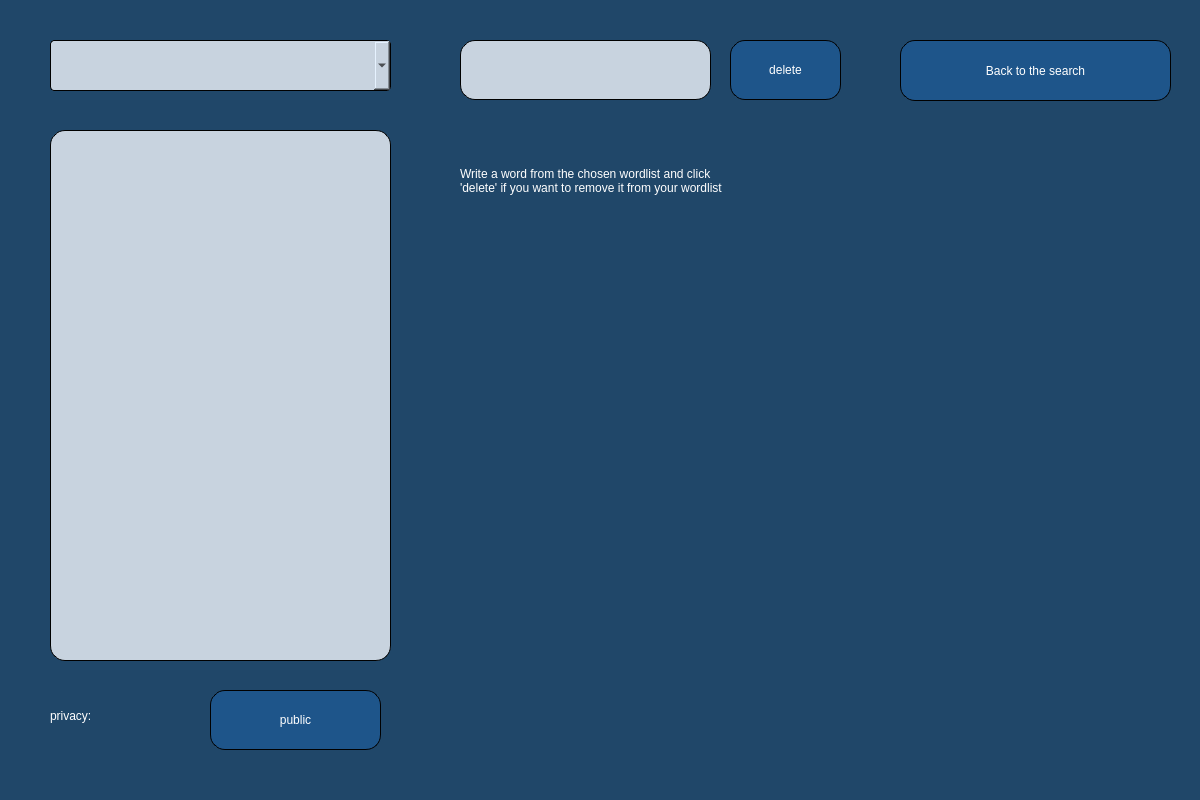
The window that WindowsGraphics/MyWordlistsWindow.ui (Skripkon/App-for-learning-English-LANGOD) describes before a commit, drawn with Qt 5.
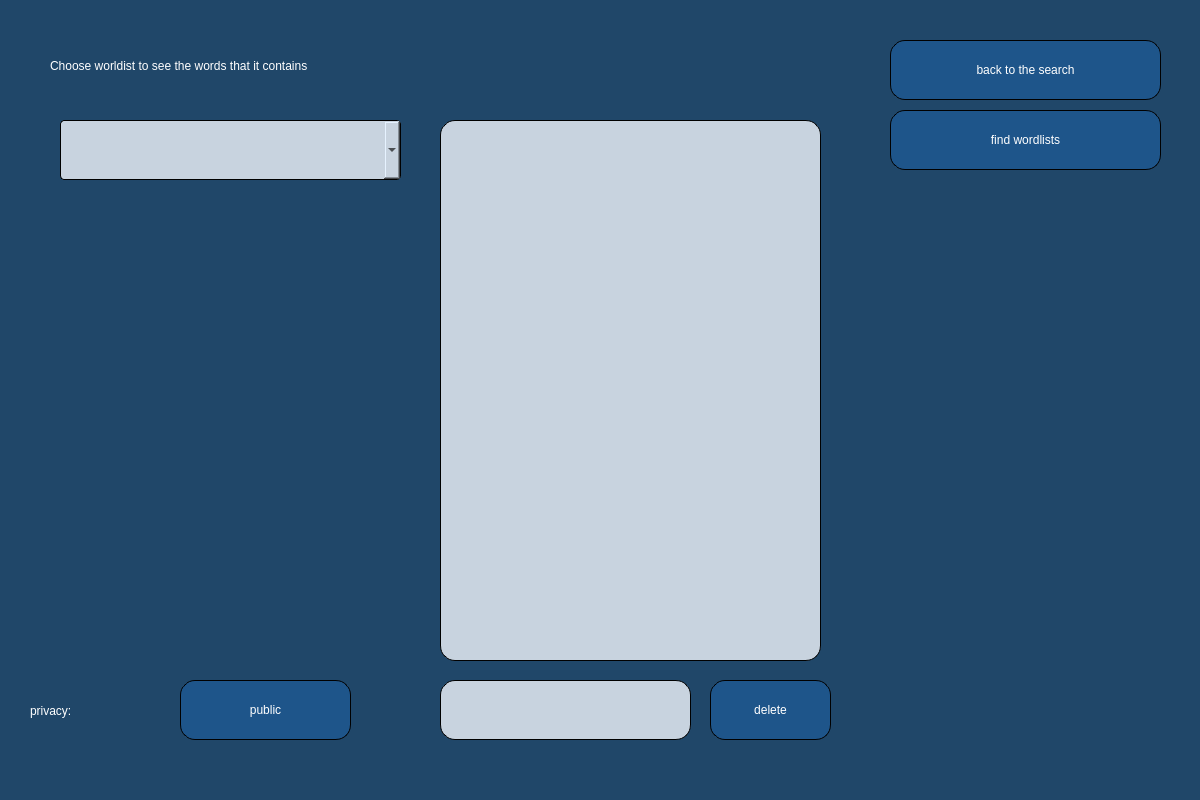
The same window after the commit.

Commit message: search for wordlists created by other users implemented

Diff of the .ui file:
```diff
--- a/WindowsGraphics/MyWordlistsWindow.ui
+++ b/WindowsGraphics/MyWordlistsWindow.ui
@@ -20,14 +20,14 @@
   <widget class="QPushButton" name="delete_word_button">
    <property name="geometry">
     <rect>
-     <x>730</x>
-     <y>40</y>
-     <width>111</width>
+     <x>710</x>
+     <y>680</y>
+     <width>121</width>
      <height>60</height>
     </rect>
    </property>
    <property name="styleSheet">
-    <string notr="true">background-color:rgb(30, 85, 138);
+    <string notr="true">QPushButton {background-color:rgb(30, 85, 138);
 font: 19pt &quot;Yrsa&quot;;
 color:white;
 selection-background-color: rgb(255, 255, 255);
@@ -35,7 +35,8 @@
 border-width: 1px;
 border-radius: 15px;
 border-color: black;
-padding: 4px;</string>
+padding: 4px;}
+QPushButton:hover {background-color: rgb(20, 75, 130);}</string>
    </property>
    <property name="text">
     <string>delete</string>
@@ -44,22 +45,23 @@
   <widget class="QPushButton" name="change_privacy_button">
    <property name="geometry">
     <rect>
-     <x>210</x>
-     <y>690</y>
+     <x>180</x>
+     <y>680</y>
      <width>171</width>
      <height>60</height>
     </rect>
    </property>
    <property name="styleSheet">
-    <string notr="true">background-color:rgb(30, 85, 138);
-font: 21pt &quot;Yrsa&quot;;
+    <string notr="true">QPushButton {background-color:rgb(30, 85, 138);
+font: 19pt &quot;Yrsa&quot;;
 color:white;
 selection-background-color: rgb(255, 255, 255);
 border-style: outset;
 border-width: 1px;
 border-radius: 15px;
 border-color: black;
-padding: 4px;</string>
+padding: 4px;}
+QPushButton:hover {background-color: rgb(20, 75, 130);}</string>
    </property>
    <property name="text">
     <string>public</string>
@@ -68,10 +70,10 @@
   <widget class="QLabel" name="privacy_line">
    <property name="geometry">
     <rect>
-     <x>50</x>
+     <x>30</x>
      <y>690</y>
      <width>131</width>
-     <height>51</height>
+     <height>41</height>
     </rect>
    </property>
    <property name="styleSheet">
@@ -85,14 +87,14 @@
   <widget class="QPushButton" name="back_to_the_search_button">
    <property name="geometry">
     <rect>
-     <x>900</x>
+     <x>890</x>
      <y>40</y>
      <width>271</width>
-     <height>61</height>
+     <height>60</height>
     </rect>
    </property>
    <property name="styleSheet">
-    <string notr="true">background-color:rgb(30, 85, 138);
+    <string notr="true">QPushButton {background-color:rgb(30, 85, 138);
 font: 19pt &quot;Yrsa&quot;;
 color:white;
 selection-background-color: rgb(255, 255, 255);
@@ -100,19 +102,20 @@
 border-width: 1px;
 border-radius: 15px;
 border-color: black;
-padding: 4px;</string>
+padding: 4px;}
+QPushButton:hover {background-color: rgb(20, 75, 130);}</string>
    </property>
    <property name="text">
-    <string>Back to the search</string>
+    <string>back to the search</string>
    </property>
   </widget>
   <widget class="QTextEdit" name="words_text">
    <property name="geometry">
     <rect>
-     <x>50</x>
-     <y>130</y>
-     <width>341</width>
-     <height>531</height>
+     <x>440</x>
+     <y>120</y>
+     <width>381</width>
+     <height>541</height>
     </rect>
    </property>
    <property name="styleSheet">
@@ -138,8 +141,8 @@
   <widget class="QLineEdit" name="delete_word_input">
    <property name="geometry">
     <rect>
-     <x>460</x>
-     <y>40</y>
+     <x>440</x>
+     <y>680</y>
      <width>251</width>
      <height>60</height>
     </rect>
@@ -166,10 +169,10 @@
   <widget class="QComboBox" name="choose_wordlist">
    <property name="geometry">
     <rect>
-     <x>50</x>
-     <y>40</y>
+     <x>60</x>
+     <y>120</y>
      <width>341</width>
-     <height>51</height>
+     <height>60</height>
     </rect>
    </property>
    <property name="styleSheet">
@@ -189,10 +192,10 @@
   <widget class="QLabel" name="info1">
    <property name="geometry">
     <rect>
-     <x>460</x>
-     <y>130</y>
-     <width>641</width>
-     <height>101</height>
+     <x>50</x>
+     <y>40</y>
+     <width>761</width>
+     <height>51</height>
     </rect>
    </property>
    <property name="styleSheet">
@@ -200,8 +203,32 @@
 font: 19pt &quot;Yrsa&quot;;</string>
    </property>
    <property name="text">
-    <string>Write a word from the chosen wordlist and click
-'delete' if you want to remove it from your wordlist</string>
+    <string>Choose worldist to see the words that it contains</string>
+   </property>
+  </widget>
+  <widget class="QPushButton" name="find_wordlists_button">
+   <property name="geometry">
+    <rect>
+     <x>890</x>
+     <y>110</y>
+     <width>271</width>
+     <height>60</height>
+    </rect>
+   </property>
+   <property name="styleSheet">
+    <string notr="true">QPushButton {background-color:rgb(30, 85, 138);
+font: 19pt &quot;Yrsa&quot;;
+color:white;
+selection-background-color: rgb(255, 255, 255);
+border-style: outset;
+border-width: 1px;
+border-radius: 15px;
+border-color: black;
+padding: 4px;}
+QPushButton:hover {background-color: rgb(20, 75, 130);}</string>
+   </property>
+   <property name="text">
+    <string>find wordlists</string>
    </property>
   </widget>
  </widget>
```
Left out of the diff: 4 changed lines with no effect on the pictures. The commit also changes 18 other files.
